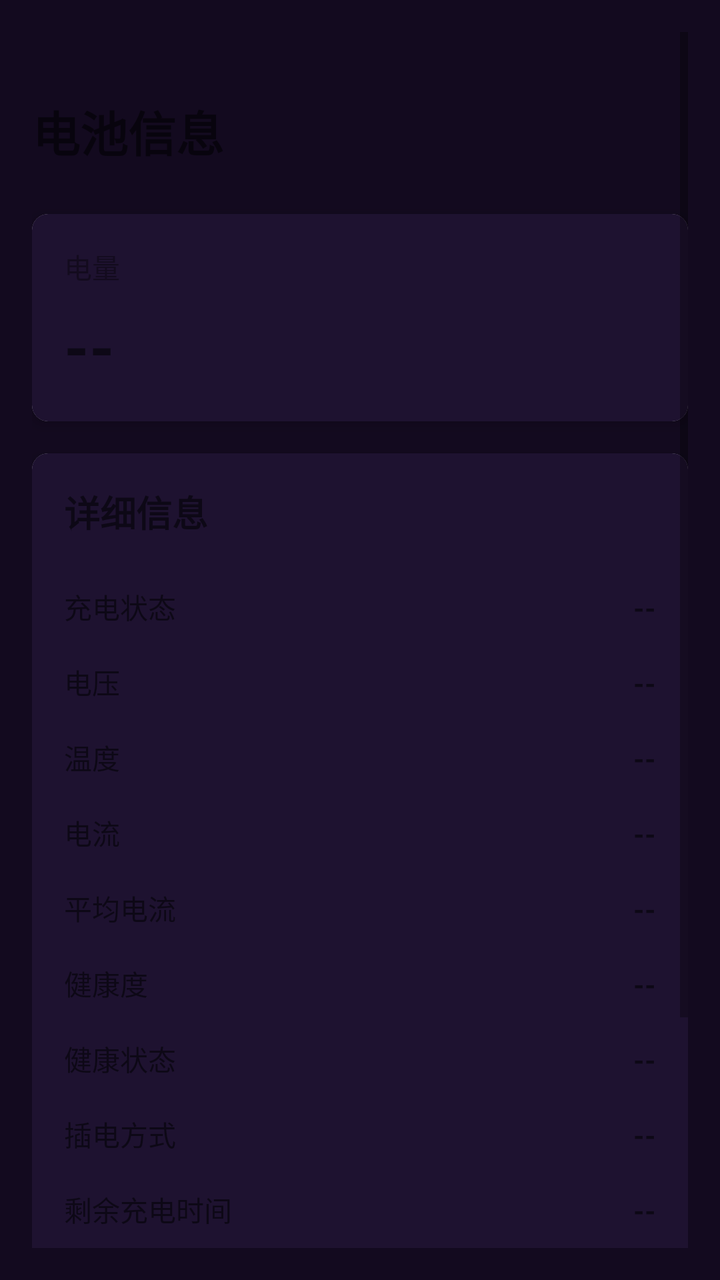
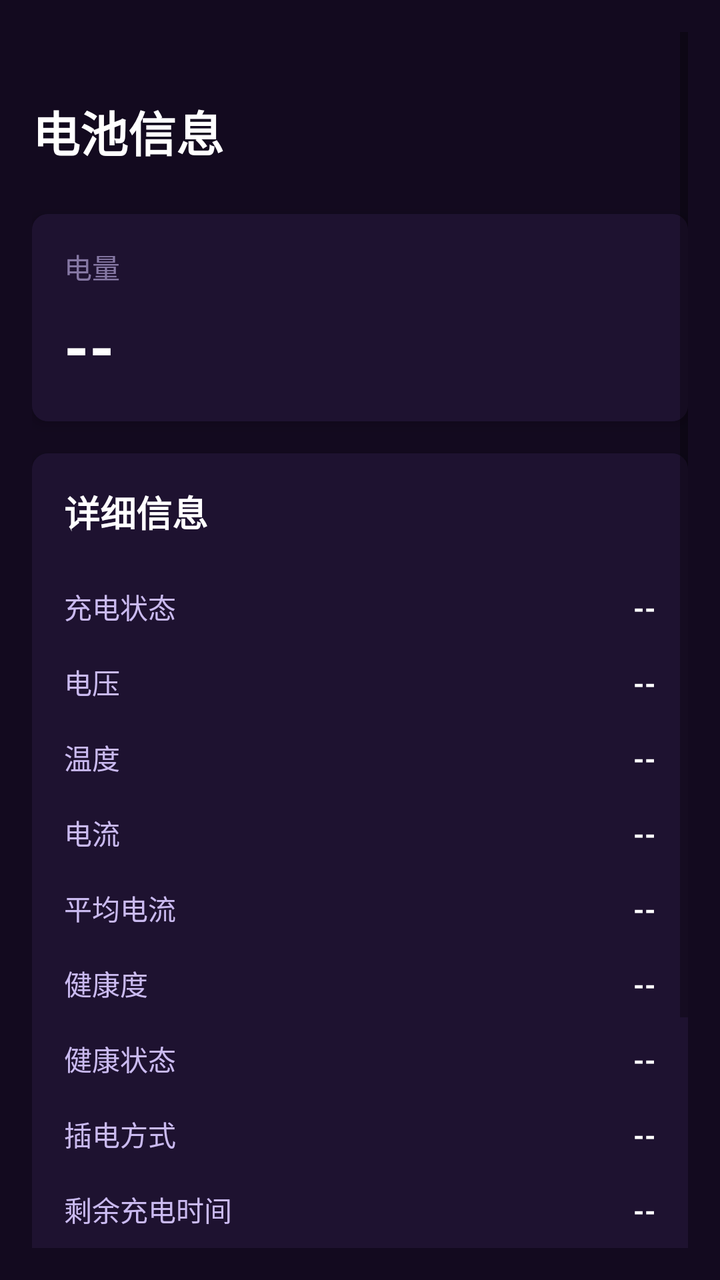

The first picture is an Android layout as it rendered before a commit; the second is the same layout after the commit. The layout source and the unified diff follow.
<!-- AndroidManifest.xml: application theme Theme.BatteryAssistant -->
<!-- res/layout/fragment_battery_info.xml -->
<?xml version="1.0" encoding="utf-8"?>
<ScrollView xmlns:android="http://schemas.android.com/apk/res/android"
    xmlns:app="http://schemas.android.com/apk/res-auto"
    android:id="@+id/scroll_view"
    android:layout_width="match_parent"
    android:layout_height="match_parent"
    android:padding="@dimen/spacing_lg"
    android:paddingTop="0dp"
    android:fitsSystemWindows="false"
    android:background="?attr/baColorStatsBackground">

    <LinearLayout
        android:layout_width="match_parent"
        android:layout_height="wrap_content"
        android:orientation="vertical"
        android:paddingTop="@dimen/spacing_lg">

        
        <TextView
            android:layout_width="match_parent"
            android:layout_height="wrap_content"
            android:text="@string/battery_info_title"
            android:textSize="@dimen/text_size_display"
            android:textStyle="bold"
            android:paddingTop="@dimen/spacing_lg"
            android:paddingBottom="@dimen/spacing_xl" />

        
        <com.google.android.material.card.MaterialCardView
            android:layout_width="match_parent"
            android:layout_height="wrap_content"
            android:layout_marginBottom="@dimen/spacing_lg"
            app:cardCornerRadius="@dimen/spacing_sm"
            app:cardElevation="@dimen/spacing_xs">

            <LinearLayout
                android:layout_width="match_parent"
                android:layout_height="wrap_content"
                android:orientation="vertical"
                android:padding="@dimen/spacing_lg"
                android:background="?attr/baColorStatsCardBackground">

                <TextView
                    android:layout_width="match_parent"
                    android:layout_height="wrap_content"
                    android:text="@string/battery_info_level_label"
                    android:textSize="@dimen/text_size_body"
                    android:textColor="?attr/baColorSecondaryText"
                    android:alpha="0.6" />

                <TextView
                    android:id="@+id/tv_level"
                    android:layout_width="match_parent"
                    android:layout_height="wrap_content"
                    android:text="--"
                    android:textSize="@dimen/text_size_hero"
                    android:textStyle="bold"
                    android:paddingTop="@dimen/spacing_sm" />
            </LinearLayout>
        </com.google.android.material.card.MaterialCardView>

        
        <com.google.android.material.card.MaterialCardView
            android:layout_width="match_parent"
            android:layout_height="wrap_content"
            app:cardCornerRadius="@dimen/spacing_sm"
            app:cardElevation="@dimen/spacing_xs">

            <LinearLayout
                android:layout_width="match_parent"
                android:layout_height="wrap_content"
                android:orientation="vertical"
                android:padding="@dimen/spacing_lg"
                android:background="?attr/baColorStatsCardBackground">

                <TextView
                    android:layout_width="match_parent"
                    android:layout_height="wrap_content"
                    android:text="@string/battery_info_detail_title"
                    android:textSize="@dimen/text_size_title"
                    android:textStyle="bold"
                    android:paddingBottom="@dimen/spacing_lg" />

                
                <LinearLayout
                    android:layout_width="match_parent"
                    android:layout_height="wrap_content"
                    android:orientation="horizontal"
                    android:paddingVertical="@dimen/spacing_sm">

                    <TextView
                        android:layout_width="0dp"
                        android:layout_height="wrap_content"
                        android:layout_weight="1"
                        android:text="@string/battery_info_status_label"
                        android:textSize="@dimen/text_size_body" />

                    <TextView
                        android:id="@+id/tv_status"
                        android:layout_width="wrap_content"
                        android:layout_height="wrap_content"
                        android:text="--"
                        android:textSize="@dimen/text_size_body"
                        android:textStyle="bold" />
                </LinearLayout>

                <View
                    android:layout_width="match_parent"
                    android:layout_height="1dp"
                    android:background="?attr/baColorDivider"
                    android:alpha="0.12" />

                
                <LinearLayout
                    android:layout_width="match_parent"
                    android:layout_height="wrap_content"
                    android:orientation="horizontal"
                    android:paddingVertical="@dimen/spacing_sm">

                    <TextView
                        android:layout_width="0dp"
                        android:layout_height="wrap_content"
                        android:layout_weight="1"
                        android:text="@string/battery_info_voltage_label"
                        android:textSize="@dimen/text_size_body" />

                    <TextView
                        android:id="@+id/tv_voltage"
                        android:layout_width="wrap_content"
                        android:layout_height="wrap_content"
                        android:text="--"
                        android:textSize="@dimen/text_size_body"
                        android:textStyle="bold" />
                </LinearLayout>

                <View
                    android:layout_width="match_parent"
                    android:layout_height="1dp"
                    android:background="?attr/baColorDivider"
                    android:alpha="0.12" />

                
                <LinearLayout
                    android:layout_width="match_parent"
                    android:layout_height="wrap_content"
                    android:orientation="horizontal"
                    android:paddingVertical="@dimen/spacing_sm">

                    <TextView
                        android:layout_width="0dp"
                        android:layout_height="wrap_content"
                        android:layout_weight="1"
                        android:text="@string/battery_info_temperature_label"
                        android:textSize="@dimen/text_size_body" />

                    <TextView
                        android:id="@+id/tv_temperature"
                        android:layout_width="wrap_content"
                        android:layout_height="wrap_content"
                        android:text="--"
                        android:textSize="@dimen/text_size_body"
                        android:textStyle="bold" />
                </LinearLayout>

                <View
                    android:layout_width="match_parent"
                    android:layout_height="1dp"
                    android:background="?attr/baColorDivider"
                    android:alpha="0.12" />

                
                <LinearLayout
                    android:layout_width="match_parent"
                    android:layout_height="wrap_content"
                    android:orientation="horizontal"
                    android:paddingVertical="@dimen/spacing_sm">

                    <TextView
                        android:layout_width="0dp"
                        android:layout_height="wrap_content"
                        android:layout_weight="1"
                        android:text="@string/battery_info_current_label"
                        android:textSize="@dimen/text_size_body" />

                    <TextView
                        android:id="@+id/tv_current"
                        android:layout_width="wrap_content"
                        android:layout_height="wrap_content"
                        android:text="--"
                        android:textSize="@dimen/text_size_body"
                        android:textStyle="bold" />
                </LinearLayout>

                <View
                    android:layout_width="match_parent"
                    android:layout_height="1dp"
                    android:background="?attr/baColorDivider"
                    android:alpha="0.12" />

                
                <LinearLayout
                    android:layout_width="match_parent"
                    android:layout_height="wrap_content"
                    android:orientation="horizontal"
                    android:paddingVertical="@dimen/spacing_sm">

                    <TextView
                        android:layout_width="0dp"
                        android:layout_height="wrap_content"
                        android:layout_weight="1"
                        android:text="@string/battery_info_current_average_label"
                        android:textSize="@dimen/text_size_body" />

                    <TextView
                        android:id="@+id/tv_current_average"
                        android:layout_width="wrap_content"
                        android:layout_height="wrap_content"
                        android:text="--"
                        android:textSize="@dimen/text_size_body"
                        android:textStyle="bold" />
                </LinearLayout>

                <View
                    android:layout_width="match_parent"
                    android:layout_height="1dp"
                    android:background="?attr/baColorDivider"
                    android:alpha="0.12" />

                
                <LinearLayout
                    android:layout_width="match_parent"
                    android:layout_height="wrap_content"
                    android:orientation="horizontal"
                    android:paddingVertical="@dimen/spacing_sm">

                    <TextView
                        android:layout_width="0dp"
                        android:layout_height="wrap_content"
                        android:layout_weight="1"
                        android:text="@string/battery_info_health_label"
                        android:textSize="@dimen/text_size_body" />

                    <TextView
                        android:id="@+id/tv_health"
                        android:layout_width="wrap_content"
                        android:layout_height="wrap_content"
                        android:text="--"
                        android:textSize="@dimen/text_size_body"
                        android:textStyle="bold" />
                </LinearLayout>

                <View
                    android:layout_width="match_parent"
                    android:layout_height="1dp"
                    android:background="?attr/baColorDivider"
                    android:alpha="0.12" />

                
                <LinearLayout
                    android:layout_width="match_parent"
                    android:layout_height="wrap_content"
                    android:orientation="horizontal"
                    android:paddingVertical="@dimen/spacing_sm">

                    <TextView
                        android:layout_width="0dp"
                        android:layout_height="wrap_content"
                        android:layout_weight="1"
                        android:text="@string/battery_info_health_api_label"
                        android:textSize="@dimen/text_size_body" />

                    <TextView
                        android:id="@+id/tv_health_api"
                        android:layout_width="wrap_content"
                        android:layout_height="wrap_content"
                        android:text="--"
                        android:textSize="@dimen/text_size_body"
                        android:textStyle="bold" />
                </LinearLayout>

                <View
                    android:layout_width="match_parent"
                    android:layout_height="1dp"
                    android:background="?attr/baColorDivider"
                    android:alpha="0.12" />

                
                <LinearLayout
                    android:layout_width="match_parent"
                    android:layout_height="wrap_content"
                    android:orientation="horizontal"
                    android:paddingVertical="@dimen/spacing_sm">

                    <TextView
                        android:layout_width="0dp"
                        android:layout_height="wrap_content"
                        android:layout_weight="1"
                        android:text="@string/battery_info_plugged_label"
                        android:textSize="@dimen/text_size_body" />

                    <TextView
                        android:id="@+id/tv_plugged"
                        android:layout_width="wrap_content"
                        android:layout_height="wrap_content"
                        android:text="--"
                        android:textSize="@dimen/text_size_body"
                        android:textStyle="bold" />
                </LinearLayout>

                <View
                    android:layout_width="match_parent"
                    android:layout_height="1dp"
                    android:background="?attr/baColorDivider"
                    android:alpha="0.12" />

                
                <LinearLayout
                    android:layout_width="match_parent"
                    android:layout_height="wrap_content"
                    android:orientation="horizontal"
                    android:paddingVertical="@dimen/spacing_sm">

                    <TextView
                        android:layout_width="0dp"
                        android:layout_height="wrap_content"
                        android:layout_weight="1"
                        android:text="@string/battery_info_charge_time_label"
                        android:textSize="@dimen/text_size_body" />

                    <TextView
                        android:id="@+id/tv_charge_time"
                        android:layout_width="wrap_content"
                        android:layout_height="wrap_content"
                        android:text="--"
                        android:textSize="@dimen/text_size_body"
                        android:textStyle="bold" />
                </LinearLayout>

                <View
                    android:layout_width="match_parent"
                    android:layout_height="1dp"
                    android:background="?attr/baColorDivider"
                    android:alpha="0.12" />

                
                <LinearLayout
                    android:layout_width="match_parent"
                    android:layout_height="wrap_content"
                    android:orientation="horizontal"
                    android:paddingVertical="@dimen/spacing_sm">

                    <TextView
                        android:layout_width="0dp"
                        android:layout_height="wrap_content"
                        android:layout_weight="1"
                        android:text="@string/battery_info_charge_counter_label"
                        android:textSize="@dimen/text_size_body" />

                    <TextView
                        android:id="@+id/tv_charge_counter"
                        android:layout_width="wrap_content"
                        android:layout_height="wrap_content"
                        android:text="--"
                        android:textSize="@dimen/text_size_body"
                        android:textStyle="bold" />
                </LinearLayout>

                <View
                    android:layout_width="match_parent"
                    android:layout_height="1dp"
                    android:background="?attr/baColorDivider"
                    android:alpha="0.12" />

                
                <LinearLayout
                    android:layout_width="match_parent"
                    android:layout_height="wrap_content"
                    android:orientation="horizontal"
                    android:paddingVertical="@dimen/spacing_sm">

                    <TextView
                        android:layout_width="0dp"
                        android:layout_height="wrap_content"
                        android:layout_weight="1"
                        android:text="@string/battery_info_cycle_count_label"
                        android:textSize="@dimen/text_size_body" />

                    <TextView
                        android:id="@+id/tv_cycle_count"
                        android:layout_width="wrap_content"
                        android:layout_height="wrap_content"
                        android:text="--"
                        android:textSize="@dimen/text_size_body"
                        android:textStyle="bold" />
                </LinearLayout>

                <View
                    android:layout_width="match_parent"
                    android:layout_height="1dp"
                    android:background="?attr/baColorDivider"
                    android:alpha="0.12" />

                
                <LinearLayout
                    android:layout_width="match_parent"
                    android:layout_height="wrap_content"
                    android:orientation="horizontal"
                    android:paddingVertical="@dimen/spacing_sm">

                    <TextView
                        android:layout_width="0dp"
                        android:layout_height="wrap_content"
                        android:layout_weight="1"
                        android:text="@string/battery_info_full_capacity_label"
                        android:textSize="@dimen/text_size_body" />

                    <TextView
                        android:id="@+id/tv_full_capacity"
                        android:layout_width="wrap_content"
                        android:layout_height="wrap_content"
                        android:text="--"
                        android:textSize="@dimen/text_size_body"
                        android:textStyle="bold" />
                </LinearLayout>

                <View
                    android:layout_width="match_parent"
                    android:layout_height="1dp"
                    android:background="?attr/baColorDivider"
                    android:alpha="0.12" />

                
                <LinearLayout
                    android:layout_width="match_parent"
                    android:layout_height="wrap_content"
                    android:orientation="horizontal"
                    android:paddingVertical="@dimen/spacing_sm">

                    <TextView
                        android:layout_width="0dp"
                        android:layout_height="wrap_content"
                        android:layout_weight="1"
                        android:text="@string/battery_info_design_capacity_label"
                        android:textSize="@dimen/text_size_body" />

                    <TextView
                        android:id="@+id/tv_design_capacity"
                        android:layout_width="wrap_content"
                        android:layout_height="wrap_content"
                        android:text="--"
                        android:textSize="@dimen/text_size_body"
                        android:textStyle="bold" />
                </LinearLayout>

            </LinearLayout>
        </com.google.android.material.card.MaterialCardView>
    </LinearLayout>
</ScrollView>
<!-- resources referenced by this layout -->
<resources>
  <dimen name="spacing_lg">16dp</dimen>
  <dimen name="spacing_sm">8dp</dimen>
  <dimen name="spacing_xl">24dp</dimen>
  <dimen name="spacing_xs">4dp</dimen>
  <dimen name="text_size_body">14sp</dimen>
  <dimen name="text_size_display">24sp</dimen>
  <dimen name="text_size_hero">32sp</dimen>
  <dimen name="text_size_title">18sp</dimen>
  <string name="battery_info_charge_counter_label">充电计数器</string>
  <string name="battery_info_charge_time_label">剩余充电时间</string>
  <string name="battery_info_current_average_label">平均电流</string>
  <string name="battery_info_current_label">电流</string>
  <string name="battery_info_cycle_count_label">循环次数</string>
  <string name="battery_info_design_capacity_label">设计容量</string>
  <string name="battery_info_detail_title">详细信息</string>
  <string name="battery_info_full_capacity_label">满电容量</string>
  <string name="battery_info_health_api_label">健康状态</string>
  <string name="battery_info_health_label">健康度</string>
  <string name="battery_info_level_label">电量</string>
  <string name="battery_info_plugged_label">插电方式</string>
  <string name="battery_info_status_label">充电状态</string>
  <string name="battery_info_temperature_label">温度</string>
  <string name="battery_info_title">电池信息</string>
  <string name="battery_info_voltage_label">电压</string>
  <style name="Theme.BatteryAssistant" parent="Theme.BatteryAssistant.Base.DayNight">
          
          <item name="baColorBrand">@color/purple_500</item>
          <item name="baColorBrandVariant">@color/purple_700</item>
          <item name="baColorOnBrand">@color/white</item>
          <item name="baColorSupport">@color/teal_200</item>
          <item name="baColorSupportVariant">@color/teal_700</item>
          <item name="baColorOnSupport">@color/black</item>
          <item name="baColorListItemHighlight">@color/list_item_highlight</item>
          <item name="baColorChartHighlight">@color/chart_highlight</item>
          <item name="baColorStatsBackground">@color/stats_background</item>
          <item name="baColorStatsCardBackground">@color/stats_card_background</item>
          <item name="baColorStatsPrimaryText">@color/stats_primary_text</item>
          <item name="baColorStatsSecondaryText">@color/stats_secondary_text</item>
          <item name="baColorStatsAccent">@color/stats_accent</item>
      </style>
  <color name="purple_500">#FF6200EE</color>
  <color name="purple_700">#FF3700B3</color>
  <color name="white">#FFFFFFFF</color>
  <color name="teal_200">#FF03DAC5</color>
  <color name="teal_700">#FF018786</color>
  <color name="black">#FF000000</color>
  <color name="list_item_highlight">#33FF9800</color>
  <color name="chart_highlight">#FFFFFFFF</color>
  <color name="stats_background">#130A1F</color>
  <color name="stats_card_background">#1E1230</color>
  <color name="stats_primary_text">@color/white</color>
  <color name="stats_secondary_text">#CABAF0</color>
  <color name="stats_accent">@color/purple_500</color>
  <!-- unchanged entries left out for length: 1 -->
</resources>

<!-- the commit's change to res/layout/fragment_battery_info.xml (unified diff, before → after) -->
@@ -20,6 +20,7 @@
             android:layout_width="match_parent"
             android:layout_height="wrap_content"
             android:text="@string/battery_info_title"
+            android:textColor="?attr/baColorStatsPrimaryText"
             android:textSize="@dimen/text_size_display"
             android:textStyle="bold"
             android:paddingTop="@dimen/spacing_lg"
@@ -30,6 +31,7 @@
             android:layout_width="match_parent"
             android:layout_height="wrap_content"
             android:layout_marginBottom="@dimen/spacing_lg"
+            app:cardBackgroundColor="?attr/baColorStatsCardBackground"
             app:cardCornerRadius="@dimen/spacing_sm"
             app:cardElevation="@dimen/spacing_xs">
 
@@ -45,7 +47,7 @@
                     android:layout_height="wrap_content"
                     android:text="@string/battery_info_level_label"
                     android:textSize="@dimen/text_size_body"
-                    android:textColor="?attr/baColorSecondaryText"
+                    android:textColor="?attr/baColorStatsSecondaryText"
                     android:alpha="0.6" />
 
                 <TextView
@@ -53,6 +55,7 @@
                     android:layout_width="match_parent"
                     android:layout_height="wrap_content"
                     android:text="--"
+                    android:textColor="?attr/baColorStatsPrimaryText"
                     android:textSize="@dimen/text_size_hero"
                     android:textStyle="bold"
                     android:paddingTop="@dimen/spacing_sm" />
@@ -63,6 +66,7 @@
         <com.google.android.material.card.MaterialCardView
             android:layout_width="match_parent"
             android:layout_height="wrap_content"
+            app:cardBackgroundColor="?attr/baColorStatsCardBackground"
             app:cardCornerRadius="@dimen/spacing_sm"
             app:cardElevation="@dimen/spacing_xs">
 
@@ -77,6 +81,7 @@
                     android:layout_width="match_parent"
                     android:layout_height="wrap_content"
                     android:text="@string/battery_info_detail_title"
+                    android:textColor="?attr/baColorStatsPrimaryText"
                     android:textSize="@dimen/text_size_title"
                     android:textStyle="bold"
                     android:paddingBottom="@dimen/spacing_lg" />
@@ -93,6 +98,7 @@
                         android:layout_height="wrap_content"
                         android:layout_weight="1"
                         android:text="@string/battery_info_status_label"
+                        android:textColor="?attr/baColorStatsSecondaryText"
                         android:textSize="@dimen/text_size_body" />
 
                     <TextView
@@ -100,6 +106,7 @@
                         android:layout_width="wrap_content"
                         android:layout_height="wrap_content"
                         android:text="--"
+                        android:textColor="?attr/baColorStatsPrimaryText"
                         android:textSize="@dimen/text_size_body"
                         android:textStyle="bold" />
                 </LinearLayout>
@@ -122,6 +129,7 @@
                         android:layout_height="wrap_content"
                         android:layout_weight="1"
                         android:text="@string/battery_info_voltage_label"
+                        android:textColor="?attr/baColorStatsSecondaryText"
                         android:textSize="@dimen/text_size_body" />
 
                     <TextView
@@ -129,6 +137,7 @@
                         android:layout_width="wrap_content"
                         android:layout_height="wrap_content"
                         android:text="--"
+                        android:textColor="?attr/baColorStatsPrimaryText"
                         android:textSize="@dimen/text_size_body"
                         android:textStyle="bold" />
                 </LinearLayout>
@@ -151,6 +160,7 @@
                         android:layout_height="wrap_content"
                         android:layout_weight="1"
                         android:text="@string/battery_info_temperature_label"
+                        android:textColor="?attr/baColorStatsSecondaryText"
                         android:textSize="@dimen/text_size_body" />
 
                     <TextView
@@ -158,6 +168,7 @@
                         android:layout_width="wrap_content"
                         android:layout_height="wrap_content"
                         android:text="--"
+                        android:textColor="?attr/baColorStatsPrimaryText"
                         android:textSize="@dimen/text_size_body"
                         android:textStyle="bold" />
                 </LinearLayout>
@@ -180,6 +191,7 @@
                         android:layout_height="wrap_content"
                         android:layout_weight="1"
                         android:text="@string/battery_info_current_label"
+                        android:textColor="?attr/baColorStatsSecondaryText"
                         android:textSize="@dimen/text_size_body" />
 
                     <TextView
@@ -187,6 +199,7 @@
                         android:layout_width="wrap_content"
                         android:layout_height="wrap_content"
                         android:text="--"
+                        android:textColor="?attr/baColorStatsPrimaryText"
                         android:textSize="@dimen/text_size_body"
                         android:textStyle="bold" />
                 </LinearLayout>
@@ -209,6 +222,7 @@
                         android:layout_height="wrap_content"
                         android:layout_weight="1"
                         android:text="@string/battery_info_current_average_label"
+                        android:textColor="?attr/baColorStatsSecondaryText"
                         android:textSize="@dimen/text_size_body" />
 
                     <TextView
@@ -216,6 +230,7 @@
                         android:layout_width="wrap_content"
                         android:layout_height="wrap_content"
                         android:text="--"
+                        android:textColor="?attr/baColorStatsPrimaryText"
                         android:textSize="@dimen/text_size_body"
                         android:textStyle="bold" />
                 </LinearLayout>
@@ -238,6 +253,7 @@
                         android:layout_height="wrap_content"
                         android:layout_weight="1"
                         android:text="@string/battery_info_health_label"
+                        android:textColor="?attr/baColorStatsSecondaryText"
                         android:textSize="@dimen/text_size_body" />
 
                     <TextView
@@ -245,6 +261,7 @@
                         android:layout_width="wrap_content"
                         android:layout_height="wrap_content"
                         android:text="--"
+                        android:textColor="?attr/baColorStatsPrimaryText"
                         android:textSize="@dimen/text_size_body"
                         android:textStyle="bold" />
                 </LinearLayout>
@@ -267,6 +284,7 @@
                         android:layout_height="wrap_content"
                         android:layout_weight="1"
                         android:text="@string/battery_info_health_api_label"
+                        android:textColor="?attr/baColorStatsSecondaryText"
                         android:textSize="@dimen/text_size_body" />
 
                     <TextView
@@ -274,6 +292,7 @@
                         android:layout_width="wrap_content"
                         android:layout_height="wrap_content"
                         android:text="--"
+                        android:textColor="?attr/baColorStatsPrimaryText"
                         android:textSize="@dimen/text_size_body"
                         android:textStyle="bold" />
                 </LinearLayout>
@@ -296,6 +315,7 @@
                         android:layout_height="wrap_content"
                         android:layout_weight="1"
                         android:text="@string/battery_info_plugged_label"
+                        android:textColor="?attr/baColorStatsSecondaryText"
                         android:textSize="@dimen/text_size_body" />
 
                     <TextView
@@ -303,6 +323,7 @@
                         android:layout_width="wrap_content"
                         android:layout_height="wrap_content"
                         android:text="--"
+                        android:textColor="?attr/baColorStatsPrimaryText"
                         android:textSize="@dimen/text_size_body"
                         android:textStyle="bold" />
                 </LinearLayout>
@@ -325,6 +346,7 @@
                         android:layout_height="wrap_content"
                         android:layout_weight="1"
                         android:text="@string/battery_info_charge_time_label"
+                        android:textColor="?attr/baColorStatsSecondaryText"
                         android:textSize="@dimen/text_size_body" />
 
                     <TextView
@@ -332,6 +354,7 @@
                         android:layout_width="wrap_content"
                         android:layout_height="wrap_content"
                         android:text="--"
+                        android:textColor="?attr/baColorStatsPrimaryText"
                         android:textSize="@dimen/text_size_body"
                         android:textStyle="bold" />
                 </LinearLayout>
@@ -354,6 +377,7 @@
                         android:layout_height="wrap_content"
                         android:layout_weight="1"
                         android:text="@string/battery_info_charge_counter_label"
+                        android:textColor="?attr/baColorStatsSecondaryText"
                         android:textSize="@dimen/text_size_body" />
 
                     <TextView
@@ -361,6 +385,7 @@
                         android:layout_width="wrap_content"
                         android:layout_height="wrap_content"
                         android:text="--"
+                        android:textColor="?attr/baColorStatsPrimaryText"
                         android:textSize="@dimen/text_size_body"
                         android:textStyle="bold" />
                 </LinearLayout>
@@ -383,6 +408,7 @@
                         android:layout_height="wrap_content"
                         android:layout_weight="1"
                         android:text="@string/battery_info_cycle_count_label"
+                        android:textColor="?attr/baColorStatsSecondaryText"
                         android:textSize="@dimen/text_size_body" />
 
                     <TextView
@@ -390,6 +416,7 @@
                         android:layout_width="wrap_content"
                         android:layout_height="wrap_content"
                         android:text="--"
+                        android:textColor="?attr/baColorStatsPrimaryText"
                         android:textSize="@dimen/text_size_body"
                         android:textStyle="bold" />
                 </LinearLayout>
@@ -412,6 +439,7 @@
                         android:layout_height="wrap_content"
                         android:layout_weight="1"
                         android:text="@string/battery_info_full_capacity_label"
+                        android:textColor="?attr/baColorStatsSecondaryText"
                         android:textSize="@dimen/text_size_body" />
 
                     <TextView
@@ -419,6 +447,7 @@
                         android:layout_width="wrap_content"
                         android:layout_height="wrap_content"
                         android:text="--"
+                        android:textColor="?attr/baColorStatsPrimaryText"
                         android:textSize="@dimen/text_size_body"
                         android:textStyle="bold" />
                 </LinearLayout>
@@ -441,6 +470,7 @@
                         android:layout_height="wrap_content"
                         android:layout_weight="1"
                         android:text="@string/battery_info_design_capacity_label"
+                        android:textColor="?attr/baColorStatsSecondaryText"
                         android:textSize="@dimen/text_size_body" />
 
                     <TextView
@@ -448,6 +478,7 @@
                         android:layout_width="wrap_content"
                         android:layout_height="wrap_content"
                         android:text="--"
+                        android:textColor="?attr/baColorStatsPrimaryText"
                         android:textSize="@dimen/text_size_body"
                         android:textStyle="bold" />
                 </LinearLayout>
